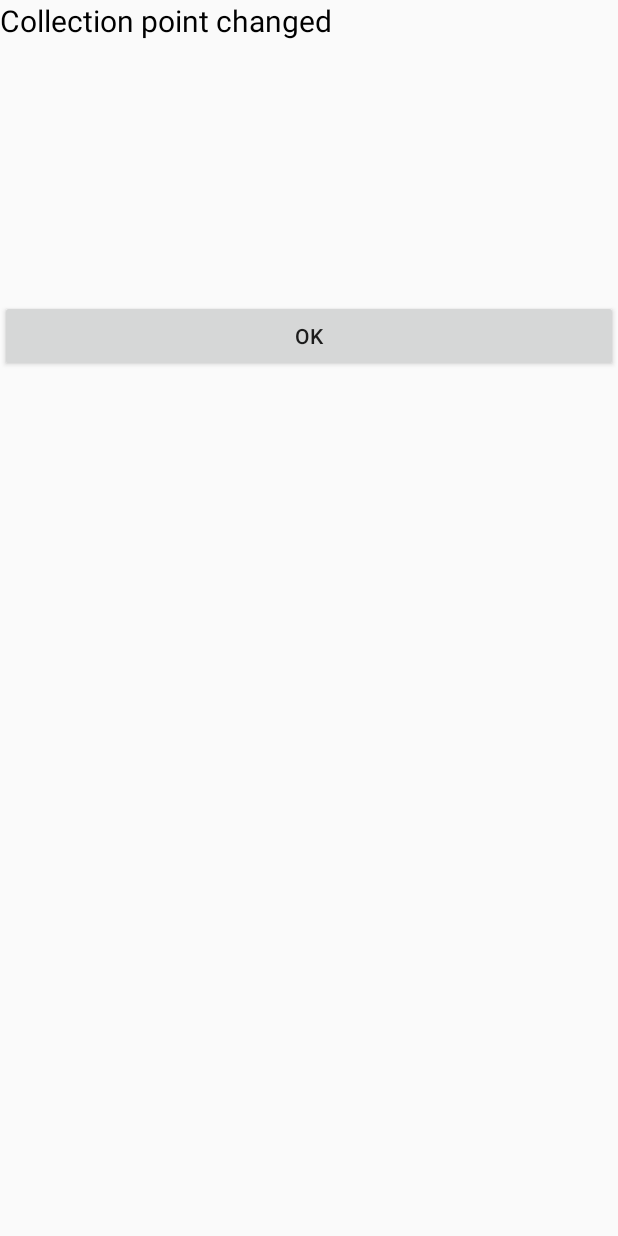
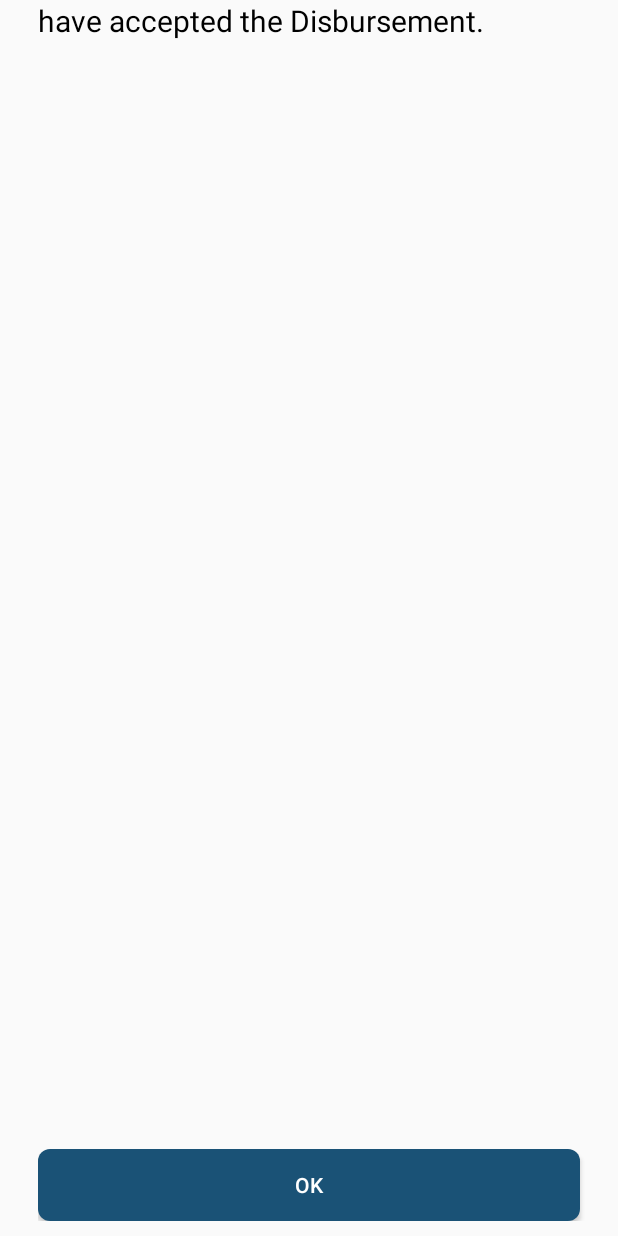
Before and after one commit to GogulKannan/Team7Android, an Android app: the layout successchange.xml on its own in the app's theme, with its tools: preview values and no code run, on a phone screen of 412 x 824 dp. Run offline under Robolectric (Android 15) with nearby library versions, the phone set to English and light mode, and no system bars.

```diff
--- a/app/src/main/res/layout/successchange.xml
+++ b/app/src/main/res/layout/successchange.xml
@@ -1,17 +1,29 @@
 <?xml version="1.0" encoding="utf-8"?>
 <LinearLayout xmlns:android="http://schemas.android.com/apk/res/android"
-    android:orientation="vertical" android:layout_width="match_parent"
-    android:layout_height="match_parent">
+    android:orientation="vertical"
+    android:layout_width="match_parent"
+    android:layout_height="match_parent"
+    android:layout_marginLeft="25dp"
+    android:layout_marginRight="5dp"
+    android:layout_marginBottom="10dp"
+   >
 
     <TextView
-        android:layout_width="wrap_content"
-        android:layout_height="200dp"
-        android:text="Collection point changed"
+        android:layout_width="match_parent"
+        android:layout_height="70dp"
         android:textSize="20dp"
-        android:textColor="@color/darkblack"/>
+        android:text="have accepted the Disbursement."
+        android:id="@+id/messagedia"
+        android:textColor="@color/darkblack"
+        android:layout_weight="0.05" />
+
     <Button
         android:text="Ok"
         android:layout_width="match_parent"
         android:layout_height="wrap_content"
+        android:background="@drawable/mybutton"
+        android:textColor="@color/white"
+        android:gravity="center"
+        android:layout_marginRight="20dp"
         android:id="@+id/btnsuccok" />
 </LinearLayout>
```
Also changed, not shown: app/src/main/java/com/example/gogul/adandroid/MyFirebaseMessagingService.java (+15 -6 lines), app/src/main/java/com/example/gogul/adandroid/UnfulfilledRequisitions.java (+6 -3 lines), 141 other files.
